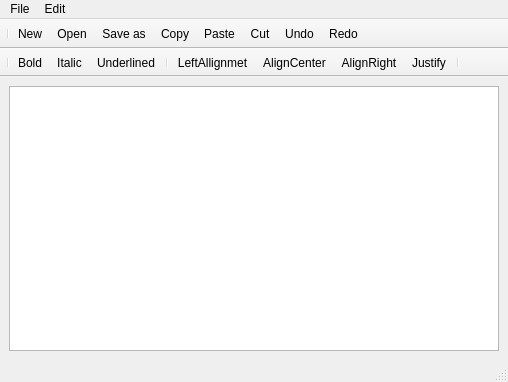
Qt form client/editor.ui (PoliDox/PoliDox) before a commit.
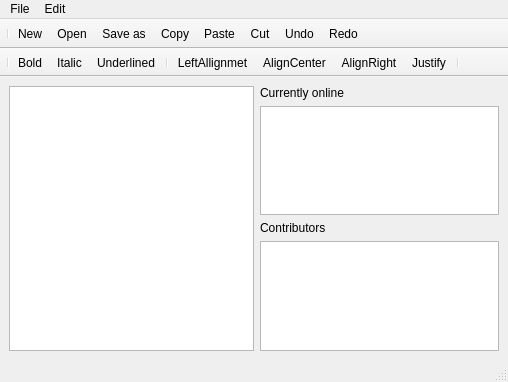
The same form after that commit. Icons and pictures are not drawn.

Commit message: added account list

```diff
--- a/client/editor.ui
+++ b/client/editor.ui
@@ -16,9 +16,54 @@
   <widget class="QWidget" name="centralwidget">
    <layout class="QHBoxLayout" name="horizontalLayout">
     <item>
-     <layout class="QVBoxLayout" name="verticalLayout">
+     <layout class="QHBoxLayout" name="horizontalLayout_2">
       <item>
-       <widget class="QTextEdit" name="textEdit"/>
+       <widget class="QTextEdit" name="textEdit">
+        <property name="minimumSize">
+         <size>
+          <width>0</width>
+          <height>0</height>
+         </size>
+        </property>
+       </widget>
+      </item>
+      <item>
+       <layout class="QVBoxLayout" name="verticalLayout">
+        <item>
+         <widget class="QLabel" name="label">
+          <property name="text">
+           <string>Currently online</string>
+          </property>
+         </widget>
+        </item>
+        <item>
+         <widget class="QListWidget" name="onlineList">
+          <property name="maximumSize">
+           <size>
+            <width>250</width>
+            <height>16777215</height>
+           </size>
+          </property>
+         </widget>
+        </item>
+        <item>
+         <widget class="QLabel" name="label_2">
+          <property name="text">
+           <string>Contributors</string>
+          </property>
+         </widget>
+        </item>
+        <item>
+         <widget class="QListWidget" name="contributorsList">
+          <property name="maximumSize">
+           <size>
+            <width>250</width>
+            <height>16777215</height>
+           </size>
+          </property>
+         </widget>
+        </item>
+       </layout>
       </item>
      </layout>
     </item>
```
The commit also changes 4 other files.
